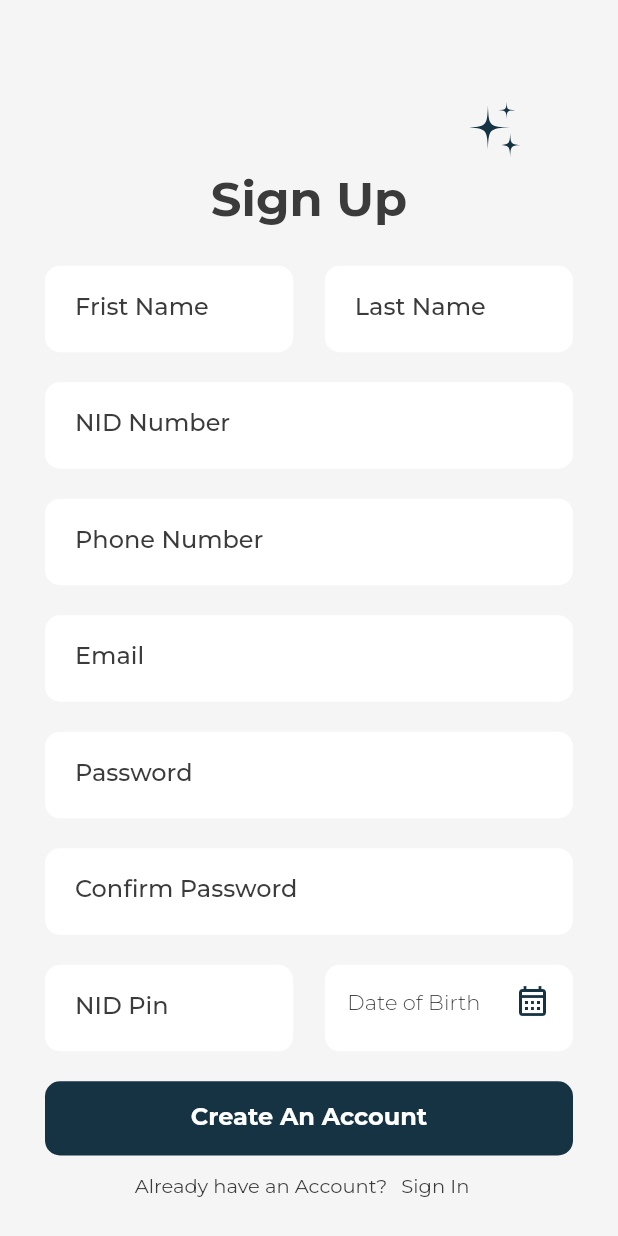
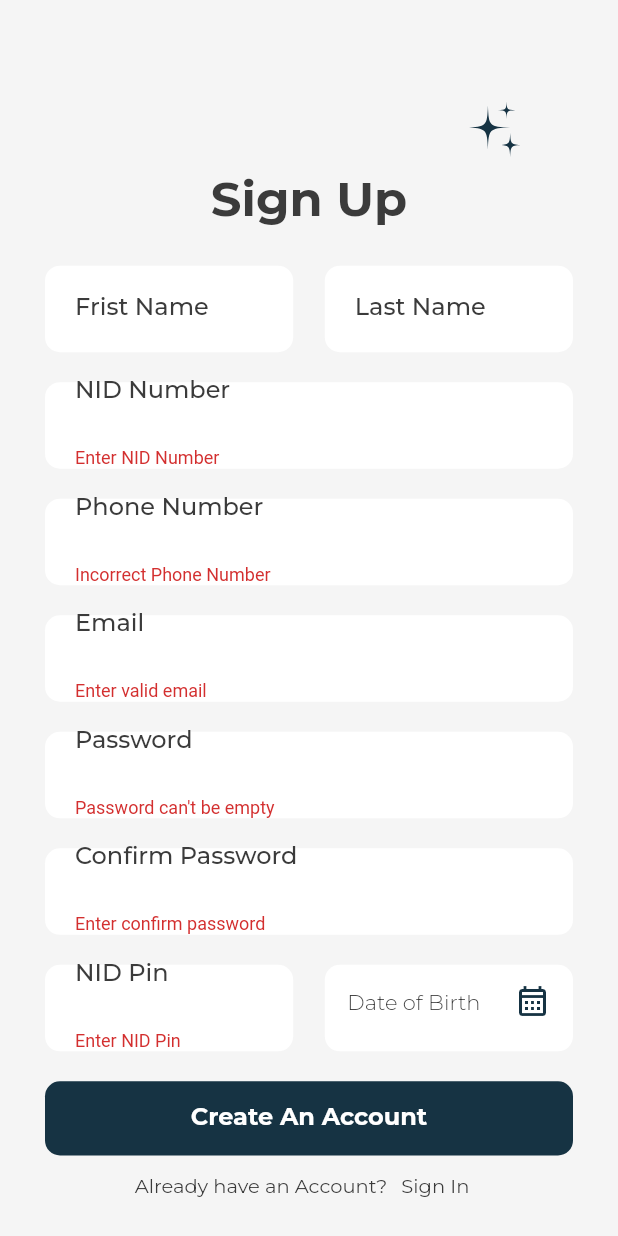
Before and after one commit to efat1531/online_election_system, a Flutter app: the RegistrationScreen screen opened by its route, after a tap on "Create An Account", on a phone screen of 412 x 824 dp. Run offline on Flutter 3.47's test engine with Material 2 defaults, Android fonts, the light colour scheme and no system bars; our stand-ins replace email_validator, flutter_svg, google_fonts.

Commit message:
Added Registration form. Almost Complete maybe :)

```diff
--- a/lib/models/user_description.dart
+++ b/lib/models/user_description.dart
@@ -5,6 +5,7 @@ class UserModel {
   final String phone;
   final DateTime dateofbirth;
   final String nid;
+  final String userRole;
   UserModel({
     required this.nid,
     required this.firstName,
@@ -12,5 +13,6 @@ class UserModel {
     required this.email,
     required this.dateofbirth,
     required this.phone,
+    this.userRole="Citizen",
   });
 }
--- a/lib/providers/auth_provider.dart
+++ b/lib/providers/auth_provider.dart
@@ -20,4 +20,8 @@ class AuthProvider with ChangeNotifier {
     );
     print(json.decode(response.body));
   }
+
+  String get userId {
+    return _userID;
+  }
 }
--- /dev/null
+++ b/lib/providers/nid_databse_provider.dart
@@ -0,0 +1,163 @@
+import 'package:flutter/material.dart';
+
+enum Division {
+  Dhaka,
+  Barishal,
+  Chittagong,
+  Khulna,
+  Mymensingh,
+  Rajshahi,
+  Sylhet,
+  Rangpur,
+}
+
+enum Districts {
+  Dhaka,
+  Faridpur,
+  Gazipur,
+  Gopalganj,
+  Jamalpur,
+  Kishoreganj,
+  Madaripur,
+  Manikganj,
+  Munshiganj,
+  Mymensingh,
+  Narayanganj,
+  Narsingdi,
+  Netrokona,
+  Rajbari,
+  Shariatpur,
+  Sherpur,
+  Tangail,
+  Bogra,
+  Joypurhat,
+  Naogaon,
+  Natore,
+  Nawabganj,
+  Pabna,
+  Rajshahi,
+  Sirajgonj,
+  Dinajpur,
+  Gaibandha,
+  Kurigram,
+  Lalmonirhat,
+  Nilphamari,
+  Panchagarh,
+  Rangpur,
+  Thakurgaon,
+  Barguna,
+  Barisal,
+  Bhola,
+  Jhalokati,
+  Patuakhali,
+  Pirojpur,
+  Bandarban,
+  Brahmanbaria,
+  Chandpur,
+  Chittagong,
+  Comilla,
+  Coxs_Bazar,
+  Feni,
+  Khagrachari,
+  Lakshmipur,
+  Noakhali,
+  Rangamati,
+  Habiganj,
+  Maulvibazar,
+  Sunamganj,
+  Sylhet,
+  Bagerhat,
+  Chuadanga,
+  Jessore,
+  Jhenaidah,
+  Khulna,
+  Kushtia,
+  Magura,
+  Meherpur,
+  Narail,
+  Satkhira,
+}
+
+enum Gender {
+  Male,
+  Female,
+  Other,
+}
+
+class NID {
+  final String nidNumber;
+  final String nidPin;
+  final String name;
+  //final String imageURL;
+  final DateTime dateOfBirth;
+  final Districts district;
+  final Division division;
+  final String address;
+  final Gender gender;
+
+  NID({
+    required this.name,
+    required this.nidNumber,
+    required this.nidPin,
+    required this.dateOfBirth,
+    required this.address,
+    required this.district,
+    required this.division,
+    //required this.imageURL
+    required this.gender,
+  });
+}
+
+class NidListProvider with ChangeNotifier {
+  final _nidList = [
+    NID(
+      name: 'Abu Hafiz',
+      nidNumber: '1234567890',
+      nidPin: '123456',
+      dateOfBirth: DateTime(1990, 12, 11),
+      address: 'Rajabari,Sreepur',
+      district: Districts.Gazipur,
+      division: Division.Dhaka,
+      gender: Gender.Male,
+    ),
+    NID(
+      name: 'Saheda Khatun',
+      nidNumber: '1234567990',
+      nidPin: '123466',
+      dateOfBirth: DateTime(1991, 12, 11),
+      address: 'Rajabari,Sreepur',
+      district: Districts.Gazipur,
+      division: Division.Dhaka,
+      gender: Gender.Female,
+    ),
+    NID(
+      name: 'Ashraf Khan',
+      nidNumber: '1234569890',
+      nidPin: '123456',
+      dateOfBirth: DateTime(1990, 12, 11),
+      address: 'Rajabari,Sreepur',
+      district: Districts.Gazipur,
+      division: Division.Dhaka,
+      gender: Gender.Male,
+    ),
+    NID(
+      name: 'Salina Hossain',
+      nidNumber: '1234597890',
+      nidPin: '123456',
+      dateOfBirth: DateTime(1990, 12, 11),
+      address: 'Rajabari,Sreepur',
+      district: Districts.Gazipur,
+      division: Division.Dhaka,
+      gender: Gender.Female,
+    ),
+  ];
+
+  bool varificationNID(String unidNumber, String unidPIN, DateTime udob) {
+    var userData =
+        _nidList.firstWhere((element) => element.nidNumber == unidNumber);
+    if (userData.nidPin == unidPIN && udob == userData.dateOfBirth) {
+      return true;
+    }
+    return false;
+  }
+}
--- /dev/null
+++ b/lib/providers/user_provider.dart
@@ -0,0 +1,41 @@
+import 'package:flutter/material.dart';
+import '../models/user_description.dart';
+import 'dart:convert';
+import 'package:http/http.dart' as http;
+
+class UserProvider with ChangeNotifier {
+  List<UserModel> _users = [];
+
+  bool newUser(String nidNumber) {
+    var nidUser = _users.where((element) => element.nid == nidNumber);
+    print(_users.length);
+    print('Nid-> ${nidNumber} and nidUser -> ${nidUser}');
+    return nidUser.isNotEmpty;
+  }
+
+  Future<void> addUser(UserModel _receivedData) async {
+    final url = Uri.https(
+        'online-election-system-fb9f4-default-rtdb.asia-southeast1.firebasedatabase.app',
+        '/users.json');
+    try {
+      final response = await http.post(
+        url,
+        body: json.encode(
+          {
+            'firstName': _receivedData.firstName,
+            'lastName': _receivedData.lastName,
+            'email': _receivedData.email,
+            'phone': _receivedData.phone,
+            'dateofBirth': _receivedData.dateofbirth.toIso8601String(),
+            'nid': _receivedData.nid,
+            'userRole': _receivedData.userRole,
+          },
+        ),
+      );
+      print(json.decode(response.body));
+      _users.add(_receivedData);
+    } catch (error) {
+      rethrow;
+    }
+  }
+}
--- a/lib/screens/registrationScreen/registration_screen.dart
+++ b/lib/screens/registrationScreen/registration_screen.dart
@@ -1,11 +1,19 @@
+// ignore_for_file: use_build_context_synchronously
+
 import 'package:flutter/material.dart';
-import 'package:flutter/services.dart';
+import 'package:email_validator/email_validator.dart';
 import 'package:flutter_svg/flutter_svg.dart';
 import 'package:google_fonts/google_fonts.dart';
 import 'package:intl/intl.dart';
+import 'package:oes/providers/auth_provider.dart';
+import '../../providers/nid_databse_provider.dart';
+import 'package:provider/provider.dart';
 import '../../constants/color_constants.dart';
 import '../loginScreen/login_screen.dart';
 import '../../models/user_description.dart';
+import './show_dialouge_nidVarification.dart';
+import '../../providers/user_provider.dart';
+import './showDialouge_DuplicateNID.dart';
 
 class RegistrationScreen extends StatefulWidget {
   static String routeName = '/register';
@@ -21,7 +29,9 @@ class _RegistrationScreenState extends State<RegistrationScreen> {
     'password': '',
   };
   final _passwordController = TextEditingController();
+  final _nidPinController = TextEditingController();
   final _formkey = GlobalKey<FormState>();
+
   DateTime _selectedDate = DateTime.parse('0000-00-00');
   void _showDateTimePicker() {
     showDatePicker(
@@ -150,6 +160,8 @@ class _RegistrationScreenState extends State<RegistrationScreen> {
                               borderRadius: BorderRadius.circular(10),
                             ),
                             child: TextFormField(
+                              autovalidateMode:
+                                  AutovalidateMode.onUserInteraction,
                               textInputAction: TextInputAction.next,
                               style: GoogleFonts.montserrat(
                                 fontSize: 16,
@@ -192,6 +204,8 @@ class _RegistrationScreenState extends State<RegistrationScreen> {
                               borderRadius: BorderRadius.circular(10),
                             ),
                             child: TextFormField(
+                              autovalidateMode:
+                                  AutovalidateMode.onUserInteraction,
                               textInputAction: TextInputAction.next,
                               style: GoogleFonts.montserrat(
                                 fontSize: 16,
@@ -267,6 +281,14 @@ class _RegistrationScreenState extends State<RegistrationScreen> {
                               phone: _user.phone,
                             );
                           },
+                          validator: (value) {
+                            if (value!.isEmpty) {
+                              return 'Enter NID Number';
+                            } else if (value.length != 10) {
+                              return 'Wrong NID Number. Length should be 10';
+                            }
+                            return null;
+                          },
                         ),
                       ),
                       const SizedBox(
@@ -311,6 +333,12 @@ class _RegistrationScreenState extends State<RegistrationScreen> {
                               phone: newValue!,
                             );
                           },
+                          validator: (value) {
+                            if (value!.length != 11 || value.isEmpty) {
+                              return 'Incorrect Phone Number';
+                            }
+                            return null;
+                          },
                         ),
                       ),
                       const SizedBox(
@@ -354,6 +382,15 @@ class _RegistrationScreenState extends State<RegistrationScreen> {
                               dateofbirth: _selectedDate,
                               phone: _user.phone,
                             );
+                            _authData['email'] = newValue;
+                          },
+                          validator: (value) {
+                            bool isValidEmail = EmailValidator.validate(value!);
+                            if (isValidEmail) {
+                              return null;
+                            } else {
+                              return 'Enter valid email';
+                            }
                           },
                         ),
                       ),
@@ -403,13 +440,16 @@ class _RegistrationScreenState extends State<RegistrationScreen> {
                             }
                             return null;
                           },
+                          onSaved: (newValue) {
+                            _authData['password'] = newValue!;
+                          },
                         ),
                       ),
                       const SizedBox(
                         height: 20,
                       ),
                       /**
-                       * This container is responsible for Retype password
+                       * This container is responsible for Confirm password
                        */
                       Container(
                         height: deviceSize.height * 0.07,
@@ -488,6 +528,7 @@ class _RegistrationScreenState extends State<RegistrationScreen> {
                               obscureText: true,
                               enableSuggestions: false,
                               autocorrect: false,
+                              controller: _nidPinController,
                               validator: (value) {
                                 if (value!.isEmpty) {
                                   return 'Enter NID Pin';
@@ -550,9 +591,59 @@ class _RegistrationScreenState extends State<RegistrationScreen> {
                        * This is Submit Button for login Screen
                        */
                       GestureDetector(
-                        onTap: () {
-                          print(deviceSize.height);
-                          print(deviceSize.width);
+                        onTap: () async {
+                          /**
+                           * This for validate the form user will submit
+                           */
+                          final isValid = _formkey.currentState!.validate();
+                          if (!isValid) {
+                            return;
+                          }
+                          _formkey.currentState!.save();
+                          final varificationResult =
+                              Provider.of<NidListProvider>(context,
+                                      listen: false)
+                                  .varificationNID(
+                            _user.nid,
+                            _nidPinController.text,
+                            _user.dateofbirth,
+                          );
+                          if (varificationResult == false) {
+                            showDialog(
+                              context: context,
+                              builder: (context) =>
+                                  ShowDialougeNidVarification(),
+                            );
+                            return;
+                          }
+                          if (Provider.of<UserProvider>(context, listen: false)
+                                  .newUser(_user.nid) ==
+                              false) {
+                            try {
+                              await Provider.of<AuthProvider>(context,
+                                      listen: false)
+                                  .signup(_authData['email']!,
+                                      _authData['password']!);
+                              try {
+                                await Provider.of<UserProvider>(context,
+                                        listen: false)
+                                    .addUser(
+                                  _user,
+                                );
+                                Navigator.of(context).pushReplacementNamed(
+                                    LoginScreen.routeName);
+                              } catch (error) {
+                                print(error);
+                              }
+                            } catch (error) {
+                              print(error);
+                            }
+                          } else {
+                            showDialog(
+                              context: context,
+                              builder: (context) => ShowDialougeDuplicateNid(),
+                            );
+                          }
                         },
                         child: Container(
                           padding: const EdgeInsets.all(14),
--- a/pubspec.yaml
+++ b/pubspec.yaml
@@ -40,6 +40,7 @@ dependencies:
   provider: ^6.0.5
   intl: ^0.18.1
   http: ^1.0.0
+  email_validator: ^2.1.17
 
 dev_dependencies:
   flutter_test:
```
Also changed, not shown: lib/main.dart (+10 -2 lines), lib/screens/registrationScreen/showDialouge_DuplicateNID.dart (added, +82 -0 lines), lib/screens/registrationScreen/show_dialouge_nidVarification.dart (added, +95 -0 lines), pubspec.lock.
